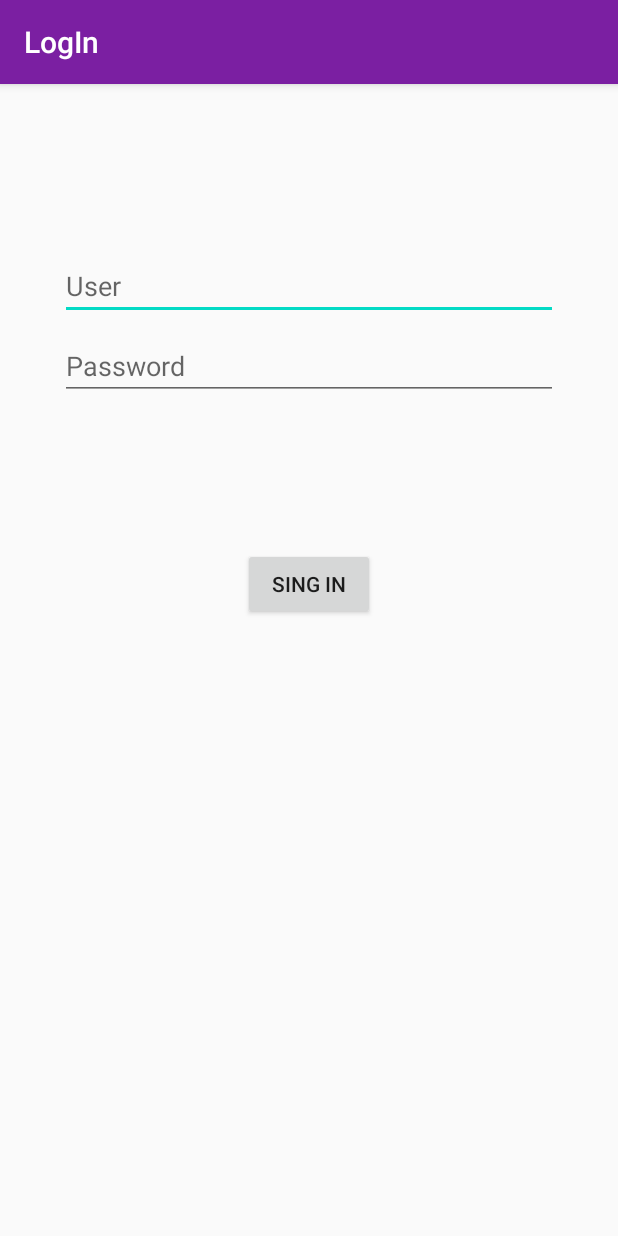
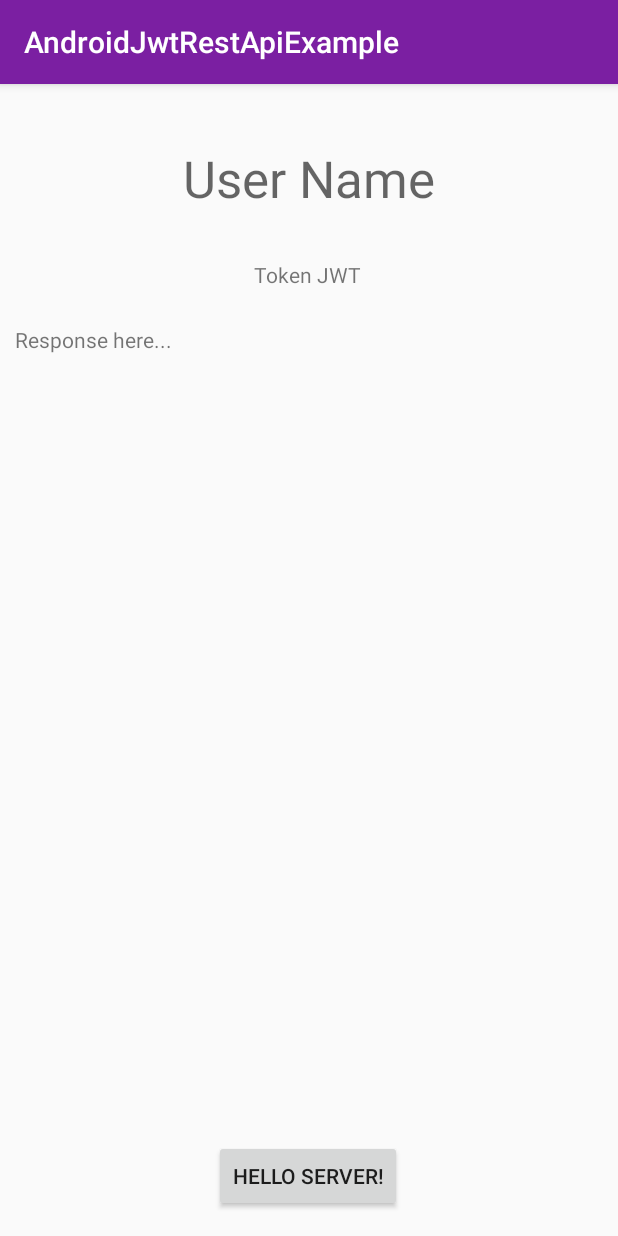
Before and after one commit to barrrettt/AndroidJwtRestApiExample, an Android app: the screen it shows after launch (LoginActivity before the commit, MainActivity after it), on a phone screen of 412 x 824 dp. Run offline under Robolectric (Android 15) with nearby library versions, the phone set to English and light mode, and no system bars; 4 statements that could not run were skipped.

Commit message:
Segunda activity para consumir el servicio con JWT

```diff
--- a/app/build.gradle
+++ b/app/build.gradle
@@ -29,6 +29,8 @@ dependencies {
     implementation 'androidx.annotation:annotation:1.1.0'
     implementation 'androidx.constraintlayout:constraintlayout:1.1.3'
     implementation 'androidx.lifecycle:lifecycle-extensions:2.2.0'
+    implementation 'androidx.navigation:navigation-fragment:2.2.2'
+    implementation 'androidx.navigation:navigation-ui:2.2.2'
     testImplementation 'junit:junit:4.12'
     androidTestImplementation 'androidx.test.ext:junit:1.1.1'
     androidTestImplementation 'androidx.test.espresso:espresso-core:3.2.0'
--- /dev/null
+++ b/app/src/main/java/com/barrrettt/androidjwtrestapiexample/helpers/DataBase.java
@@ -0,0 +1,88 @@
+package com.barrrettt.androidjwtrestapiexample.helpers;
+
+import android.content.ContentValues;
+import android.content.Context;
+import android.database.Cursor;
+import android.database.sqlite.SQLiteDatabase;
+import android.database.sqlite.SQLiteOpenHelper;
+import android.util.Log;
+
+import com.barrrettt.androidjwtrestapiexample.data.user.User;
+
+/**
+ * Created by javier fernandez barreiro on 08/12/2015.
+ */
+public class DataBase extends SQLiteOpenHelper{
+
+    public final static String NOMBRE_DB = "jwt_res_api_example";
+    public final static int VERSION_DB = 1;
+
+    public DataBase (Context context){
+        super(context,NOMBRE_DB,null,VERSION_DB);
+
+    }
+
+    @Override
+    public void onCreate(SQLiteDatabase db) {
+        db.execSQL(TABLA_APP);
+        db.execSQL("INSERT INTO app (jwt) VALUES ('null')");
+    }
+
+    @Override
+    public void onUpgrade(SQLiteDatabase db, int oldVersion, int newVersion) {
+
+    }
+
+    //SQL
+    public final static String TABLA_APP =
+            "CREATE TABLE app (" +
+                    "id INTEGER PRIMARY KEY AUTOINCREMENT," +
+                    "username TEXT NOT NULL," +
+                    "jwt TEXT NOT NULL" +
+                    ")";
+
+
+    //OPERACIONES CON LA DB
+    public static void resetDB(Context context){
+        SQLiteDatabase db = new DataBase(context).getWritableDatabase();
+        db.execSQL("drop table IF EXISTS app");
+        db.execSQL(DataBase.TABLA_APP);
+        db.execSQL("INSERT INTO app (username,jwt) VALUES ('null','null')");
+        db.close();
+    }
+
+    public static User getUserJWT (Context context){
+        SQLiteDatabase db = new DataBase(context).getReadableDatabase();
+        Cursor cursor = db.query(
+                "app",   // The table to query
+                null,             // The array of columns to return (pass null to get all)
+                "id = ?",              // The columns for the WHERE clause
+                new String[]{"1"},          // The values for the WHERE clause
+                null,                   // don't group the rows
+                null,                   // don't filter by row groups
+                null               // The sort order
+        );
+
+        User user = null;
+        while(cursor.moveToNext()) {
+            user = new User(
+              cursor.getString(cursor.getColumnIndexOrThrow("username")),
+              cursor.getString(cursor.getColumnIndexOrThrow("jwt")));
+        }
+
+        cursor.close();
+        db.close();
+
+        return user;
+    }
+
+    public static void saveJWT(Context context, User user){
+        SQLiteDatabase db = new DataBase(context).getWritableDatabase();
+        ContentValues cv = new ContentValues();
+        cv.put("username",user.getName());
+        cv.put("jwt",user.getJwt());
+        db.update("app", cv, "id=1", null);
+
+        db.close();
+    }
+}
--- /dev/null
+++ b/app/src/main/java/com/barrrettt/androidjwtrestapiexample/ui/main/MainActivity.java
@@ -0,0 +1,134 @@
+package com.barrrettt.androidjwtrestapiexample.ui.main;
+
+import android.app.Activity;
+import android.content.Context;
+import android.content.Intent;
+import android.os.AsyncTask;
+import android.os.Bundle;
+import android.view.View;
+import android.widget.Button;
+import android.widget.ProgressBar;
+import android.widget.TextView;
+
+import androidx.appcompat.app.AppCompatActivity;
+
+import com.barrrettt.androidjwtrestapiexample.R;
+import com.barrrettt.androidjwtrestapiexample.data.user.User;
+import com.barrrettt.androidjwtrestapiexample.helpers.DataBase;
+import com.barrrettt.androidjwtrestapiexample.helpers.HttpConnection;
+import com.barrrettt.androidjwtrestapiexample.ui.login.LoginActivity;
+
+import java.lang.ref.WeakReference;
+
+public class MainActivity extends AppCompatActivity {
+
+    User actualUser;
+
+    Context context;
+    TextView usernameTextView;
+    TextView jwtTextView;
+    TextView responseTextView;
+    Button helloButton;
+    ProgressBar progressBar;
+
+    @Override
+    protected void onCreate(Bundle savedInstanceState) {
+        super.onCreate(savedInstanceState);
+        setContentView(R.layout.activity_main);
+
+        //get views
+        context = this;
+        usernameTextView = findViewById(R.id.usernameLabel);
+        jwtTextView = findViewById(R.id.jwtLabel);
+        responseTextView = findViewById(R.id.responseLabel);
+        helloButton = findViewById(R.id.saludarButton);
+        progressBar = findViewById(R.id.progressBar);
+
+        //reset database
+        //DataBase.resetDB(getApplicationContext());
+
+        //cogemos el usuario actual y su JWT.
+        actualUser = DataBase.getUserJWT(getApplicationContext());
+        if (actualUser.getName().equalsIgnoreCase("null")){
+            startLogin("");
+            finish();
+            return;
+        }
+
+        //mostramos datos de user
+        usernameTextView.setText(actualUser.getName());
+        jwtTextView.setText(actualUser.getJwt());
+
+        //onclick Button
+        helloButton.setOnClickListener(new View.OnClickListener() {
+            @Override
+            public void onClick(View v) {
+                //lanza un task para coger la peticion del server
+                new HelloTask((Activity) context).execute();
+            }
+        });
+
+
+    }
+
+    //lanza la activity de login
+    public void startLogin(String username){
+        Intent intent = new Intent(this, LoginActivity.class);
+        intent.putExtra("USER_NAME", username);
+        startActivity(intent);
+    }
+
+}
+
+/*ASYNC TASK PARA HACER PETICION HTTP GET */
+class HelloTask extends AsyncTask<Void, Void, String> {
+
+    private WeakReference<Activity> wrActivity;
+
+    public HelloTask(Activity activity) {
+        this.wrActivity = new WeakReference<>(activity);
+    }
+
+    @Override
+    protected void onPreExecute() {
+        super.onPreExecute();
+
+        //get reference
+        MainActivity activity = null;
+        if (wrActivity!=null) activity = (MainActivity) wrActivity.get();
+
+        //loading + button disable
+        activity.progressBar.setVisibility(View.VISIBLE);
+        activity.helloButton.setEnabled(false);
+    }
+
+    @Override
+    protected String doInBackground(Void... params) {
+        //get reference
+        MainActivity activity = null;
+        if (wrActivity!=null) activity = (MainActivity) wrActivity.get();
+
+        //Petición HTTP para obtener datos del server
+        HttpConnection conn = new HttpConnection();
+        return conn.getHello(activity.actualUser,"parametro");
+    }
+
+    @Override
+    protected void onPostExecute(String response) {
+        //get reference
+        MainActivity activity = null;
+        if (wrActivity!=null) activity = (MainActivity) wrActivity.get();
+
+        if (response != null){
+            activity.responseTextView.setText(response);
+        }else{
+            activity.responseTextView.setText("Sin respuesta");
+        }
+
+        //ocutar progress + botton enable
+        activity.progressBar.setVisibility(View.GONE);
+        activity.helloButton.setEnabled(true);
+
+        this.wrActivity = null;
+    }
+}
--- a/app/src/main/res/layout/activity_login.xml
+++ b/app/src/main/res/layout/activity_login.xml
@@ -12,7 +12,7 @@
     tools:context=".ui.login.LoginActivity">
 
     <EditText
-        android:id="@+id/username"
+        android:id="@+id/usernameLabel"
         android:layout_width="0dp"
         android:layout_height="wrap_content"
         android:layout_marginStart="24dp"
@@ -39,7 +39,7 @@
         android:selectAllOnFocus="true"
         app:layout_constraintEnd_toEndOf="parent"
         app:layout_constraintStart_toStartOf="parent"
-        app:layout_constraintTop_toBottomOf="@+id/username" />
+        app:layout_constraintTop_toBottomOf="@+id/usernameLabel" />
 
     <Button
         android:id="@+id/login"
@@ -51,6 +51,7 @@
         android:layout_marginEnd="48dp"
         android:layout_marginBottom="64dp"
         android:text="@string/action_sign_in"
+        android:background="@color/colorAccent"
         app:layout_constraintBottom_toBottomOf="parent"
         app:layout_constraintEnd_toEndOf="parent"
         app:layout_constraintStart_toStartOf="parent"
@@ -72,4 +73,5 @@
         app:layout_constraintStart_toStartOf="@+id/password"
         app:layout_constraintTop_toTopOf="parent"
         app:layout_constraintVertical_bias="0.3" />
+
 </androidx.constraintlayout.widget.ConstraintLayout>
--- /dev/null
+++ b/app/src/main/res/layout/activity_main.xml
@@ -0,0 +1,69 @@
+<?xml version="1.0" encoding="utf-8"?>
+<androidx.constraintlayout.widget.ConstraintLayout xmlns:android="http://schemas.android.com/apk/res/android"
+    xmlns:app="http://schemas.android.com/apk/res-auto"
+    xmlns:tools="http://schemas.android.com/tools"
+    android:layout_width="match_parent"
+    android:layout_height="match_parent"
+    tools:context=".ui.main.MainActivity">
+
+    <TextView
+        android:id="@+id/usernameLabel"
+        android:layout_width="wrap_content"
+        android:layout_height="wrap_content"
+        android:layout_marginTop="40dp"
+        android:text="@string/label_username"
+        android:textAppearance="@style/TextAppearance.AppCompat.Display1"
+        app:layout_constraintEnd_toEndOf="parent"
+        app:layout_constraintStart_toStartOf="parent"
+        app:layout_constraintTop_toTopOf="parent" />
+
+    <Button
+        android:id="@+id/saludarButton"
+        android:layout_width="wrap_content"
+        android:layout_height="wrap_content"
+        android:layout_marginBottom="16dp"
+        android:text="@string/button_saludar"
+        app:layout_constraintBottom_toBottomOf="parent"
+        app:layout_constraintEnd_toEndOf="parent"
+        app:layout_constraintHorizontal_bias="0.498"
+        app:layout_constraintStart_toStartOf="parent" />
+
+    <TextView
+        android:id="@+id/jwtLabel"
+        android:layout_width="wrap_content"
+        android:layout_height="wrap_content"
+        android:layout_marginTop="32dp"
+        android:text="@string/label_jwt"
+        app:layout_constraintEnd_toEndOf="parent"
+        app:layout_constraintHorizontal_bias="0.498"
+        app:layout_constraintStart_toStartOf="parent"
+        app:layout_constraintTop_toBottomOf="@+id/usernameLabel" />
+
+    <TextView
+        android:id="@+id/responseLabel"
+        android:layout_width="0dp"
+        android:layout_height="0dp"
+        android:layout_marginStart="10dp"
+        android:layout_marginTop="24dp"
+        android:layout_marginEnd="10dp"
+        android:layout_marginBottom="24dp"
+        android:text="@string/label_response"
+        app:layout_constraintBottom_toTopOf="@+id/saludarButton"
+        app:layout_constraintEnd_toEndOf="parent"
+        app:layout_constraintHorizontal_bias="1.0"
+        app:layout_constraintStart_toStartOf="parent"
+        app:layout_constraintTop_toBottomOf="@+id/jwtLabel"
+        app:layout_constraintVertical_bias="1.0" />
+
+    <ProgressBar
+        android:id="@+id/progressBar"
+        style="?android:attr/progressBarStyle"
+        android:layout_width="0dp"
+        android:layout_height="wrap_content"
+        android:visibility="gone"
+        app:layout_constraintBottom_toBottomOf="parent"
+        app:layout_constraintEnd_toEndOf="parent"
+        app:layout_constraintHorizontal_bias="0.497"
+        app:layout_constraintStart_toStartOf="parent"
+        app:layout_constraintTop_toTopOf="parent" />
+</androidx.constraintlayout.widget.ConstraintLayout>
--- a/app/src/main/res/values/dimens.xml
+++ b/app/src/main/res/values/dimens.xml
@@ -2,4 +2,5 @@
     <!-- Default screen margins, per the Android Design guidelines. -->
     <dimen name="activity_horizontal_margin">16dp</dimen>
     <dimen name="activity_vertical_margin">16dp</dimen>
+    <dimen name="fab_margin">16dp</dimen>
 </resources>
--- a/app/src/main/res/values/strings.xml
+++ b/app/src/main/res/values/strings.xml
@@ -1,5 +1,6 @@
 <resources>
     <string name="app_name">AndroidJwtRestApiExample</string>
+
     <string name="title_activity_login">LogIn</string>
     <string name="prompt_email">User</string>
     <string name="prompt_password">Password</string>
@@ -9,4 +10,13 @@
     <string name="invalid_username">Nombre de usuario inválido</string>
     <string name="invalid_password">Password >5 caracteres</string>
     <string name="login_failed">"Fallo de LogIn"</string>
+
+    <string name="title_activity_main">RestJWTexample</string>
+    <string name="label_username">User Name</string>
+    <string name="label_jwt">Token JWT</string>
+    <string name="label_response">Response here...</string>
+
+    <string name="button_saludar">Hello server!</string>
+
+
 </resources>
```
Also changed, not shown: app/src/main/AndroidManifest.xml (+11 -4 lines), app/src/main/java/com/barrrettt/androidjwtrestapiexample/data/user/User.java (+15 -0 lines), app/src/main/java/com/barrrettt/androidjwtrestapiexample/helpers/HttpConnection.java (added, +76 -0 lines), app/src/main/java/com/barrrettt/androidjwtrestapiexample/ui/login/LoginActivity.java (+123 -12 lines), app/src/main/res/values/styles.xml (+9 -0 lines).
